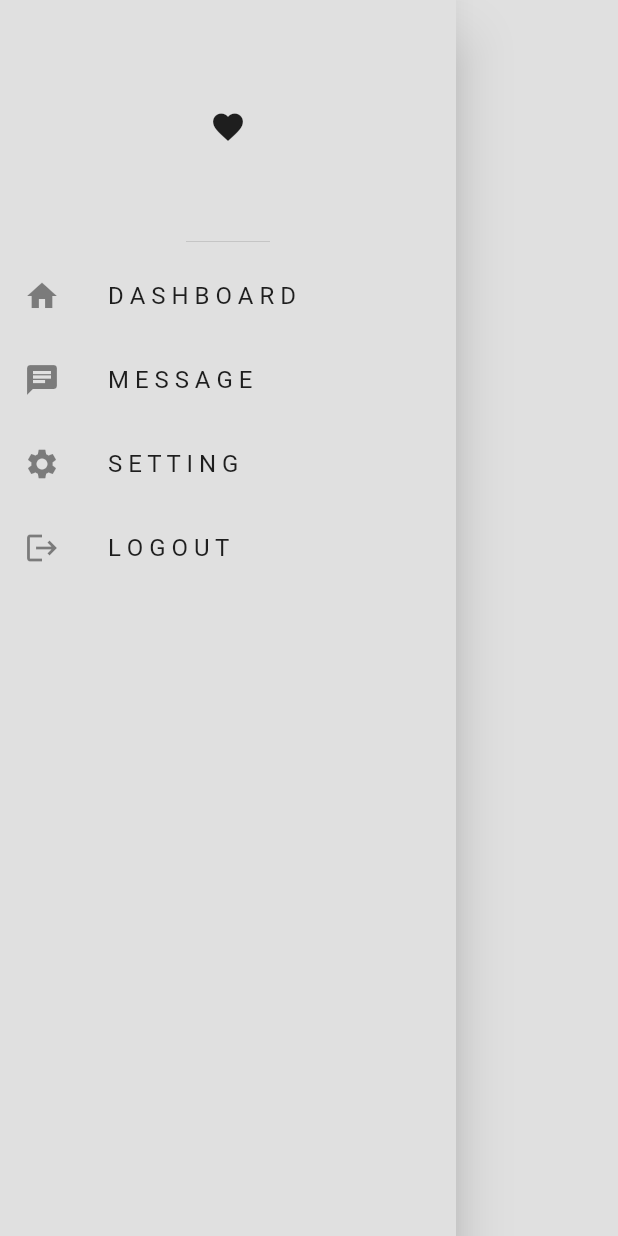
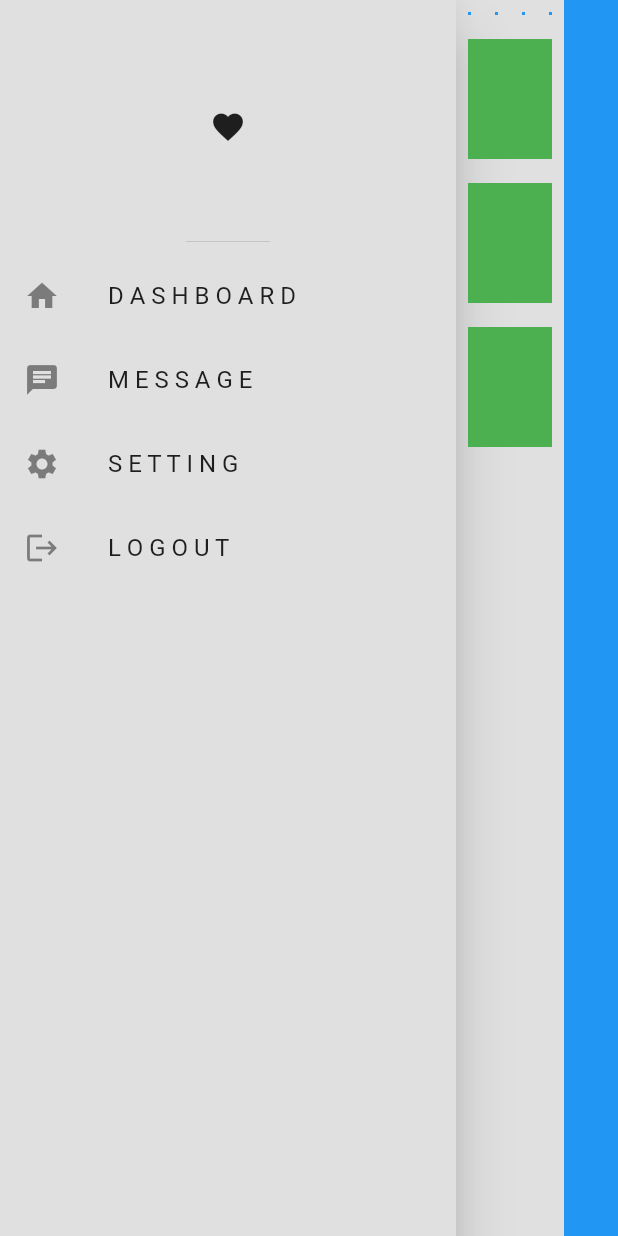
Before and after one commit to ximnet-huisheng/Mitch.Koko.responsive_dashboard_ui, a Flutter app: the DesktopScaffold screen opened directly, on a phone screen of 412 x 824 dp. Run offline on Flutter 3.47's test engine with Material 2 defaults, Android fonts, the phone set to English and light mode, and no system bars.

Commit message:
Finalize desktop scaffold

```diff
--- a/lib/responsive/desktop_scaffold.dart
+++ b/lib/responsive/desktop_scaffold.dart
@@ -1,5 +1,8 @@
 import 'package:flutter/material.dart';
 import 'package:responsive_dashboard_ui/constants.dart';
+
+import '../utils/my_box.dart';
+import '../utils/my_tile.dart';
 
 class DesktopScaffold extends StatefulWidget {
   const DesktopScaffold({super.key});
@@ -19,6 +22,47 @@ class _DesktopScaffoldState extends State<DesktopScaffold> {
             myDrawer,
 
             //rest of the body
+            Expanded(
+              flex: 2,
+              child: Column(
+                children: [
+                  //4 boxes at the top
+
+                  AspectRatio(
+                    aspectRatio: 4,
+                    child: SizedBox(
+                      width: double.infinity,
+                      child: GridView.builder(
+                          itemCount: 4,
+                          gridDelegate:
+                              const SliverGridDelegateWithFixedCrossAxisCount(
+                                  crossAxisCount: 4),
+                          itemBuilder: (context, index) {
+                            return const MyBox();
+                          }),
+                    ),
+                  ),
+                  //tiles below
+                  Expanded(
+                    child: ListView.builder(
+                      itemCount: 3,
+                      itemBuilder: (context, index) {
+                        return const MyTile();
+                      },
+                    ),
+                  ),
+                ],
+              ),
+            ),
+            Expanded(
+              child: Column(
+                children: [
+                  Expanded(
+                    child: Container(color: Colors.blue),
+                  ),
+                ],
+              ),
+            )
           ],
         ));
   }
--- /dev/null
+++ b/lib/utils/my_box.dart
@@ -0,0 +1,15 @@
+import 'package:flutter/material.dart';
+
+class MyBox extends StatelessWidget {
+  const MyBox({super.key});
+
+  @override
+  Widget build(BuildContext context) {
+    return Padding(
+      padding: const EdgeInsets.all(8),
+      child: Container(
+        color: Colors.blue,
+      ),
+    );
+  }
+}
--- /dev/null
+++ b/lib/utils/my_tile.dart
@@ -0,0 +1,16 @@
+import 'package:flutter/material.dart';
+
+class MyTile extends StatelessWidget {
+  const MyTile({super.key});
+
+  @override
+  Widget build(BuildContext context) {
+    return Padding(
+      padding: const EdgeInsets.all(8),
+      child: Container(
+        color: Colors.green,
+        height: 80,
+      ),
+    );
+  }
+}
```
Also changed, not shown: lib/responsive/mobile_scaffold.dart (+29 -0 lines), lib/responsive/tablet_scaffold.dart (+30 -0 lines).
